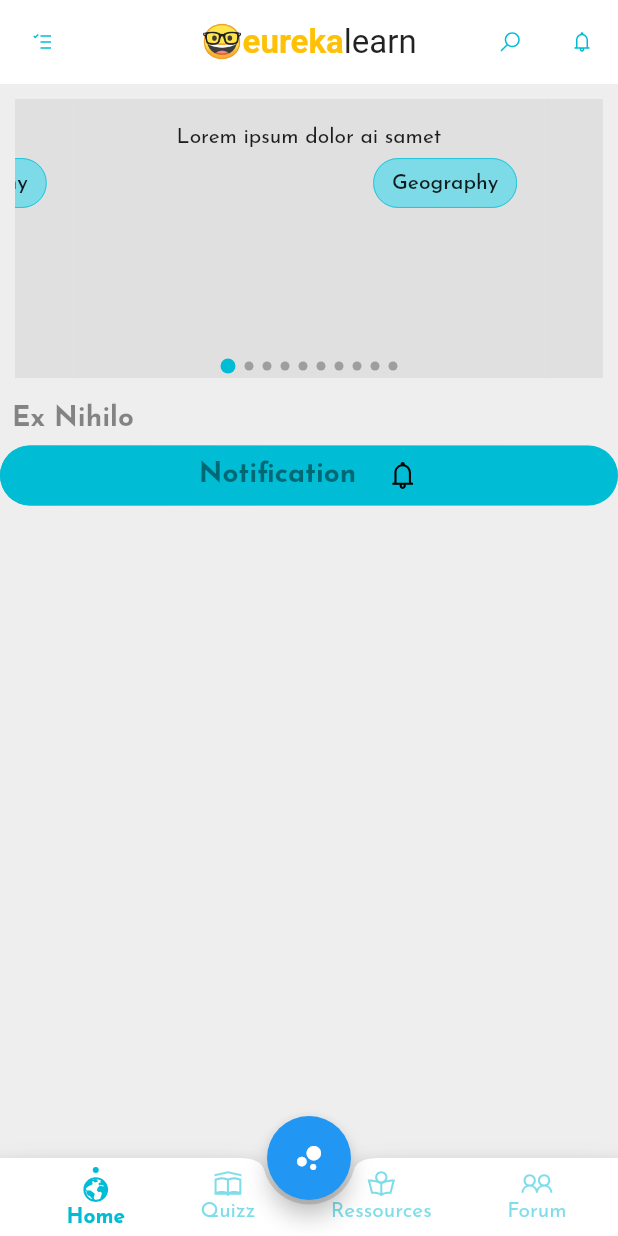
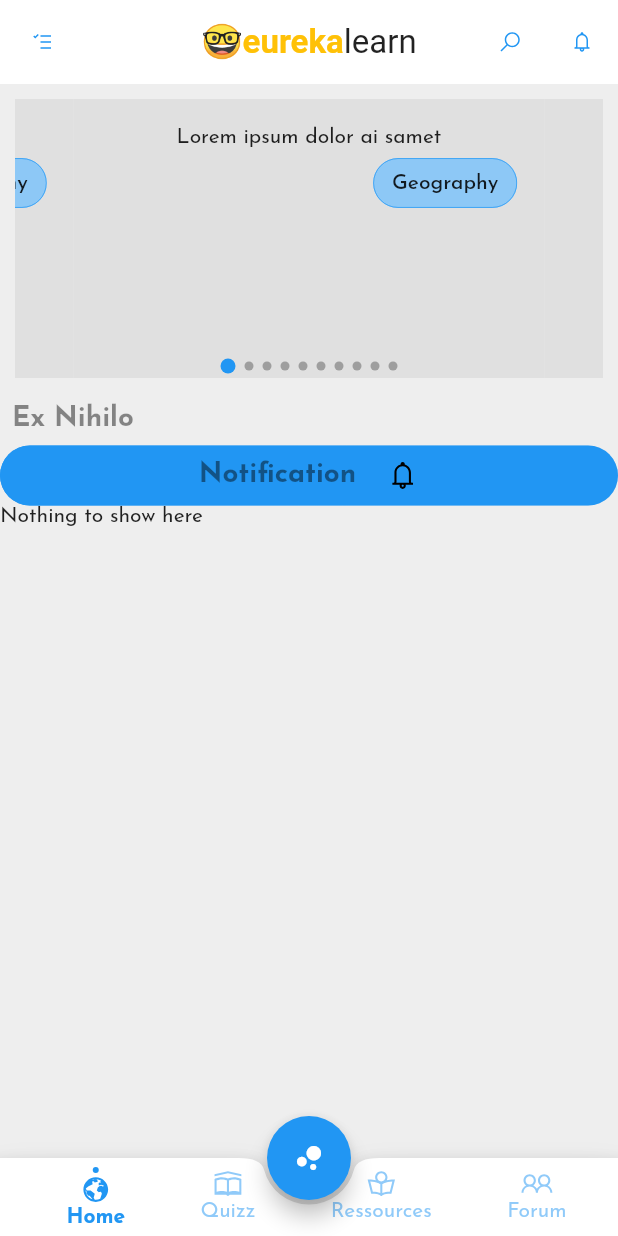
Before and after one commit to baimamboukar/eureka_learn, a Flutter app: the screen it shows once a user with an empty profile is signed in, on a phone screen of 412 x 824 dp. Run offline on Flutter 3.47's test engine with Material 2 defaults, Android fonts, the light colour scheme and no system bars; drawn by our look-alikes of card_swiper; our stand-ins replace animate_do, animated_text_kit, awesome_notifications, cloud_firestore, dio, equatable and 17 more; missing offline and left inert: enum_to_string, html_character_entities, optimized_cached_image; accounts and stored records are empty.

Commit message:
update push

```diff
--- a/lib/screens/home.dart
+++ b/lib/screens/home.dart
@@ -74,8 +74,11 @@ class NewsFeed extends ConsumerWidget {
       SliverList(
         delegate: SliverChildBuilderDelegate((BuildContext context, int index) {
           List<PostModel> posts = database.getUserFeed(user.student);
-          return Post(model: posts[index]);
-        }, childCount: database.getUserFeed(user.student).length),
+          if (index == 1) return Text("Hello World");
+          return posts.isNotEmpty
+              ? Post(model: posts[index])
+              : Text("Nothing to show here");
+        }, childCount: database.getUserFeed(user.student).length + 1),
       )
     ]);
   }
--- a/lib/utils/palette.dart
+++ b/lib/utils/palette.dart
@@ -3,7 +3,7 @@ import 'dart:math';
 import 'package:flutter/material.dart';
 
 class Palette {
-  static Color primary = Colors.cyan;
+  static Color primary = Colors.blue;
   static Color secondary = Colors.orange;
   static Color success = Colors.green;
   static Color error = Colors.redAccent;
```
Also changed, not shown: lib/services/database.dart (+6 -10 lines), 1 other file.
